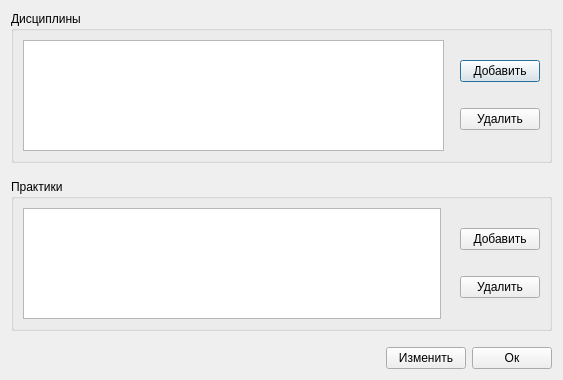
7enSmile/clientVKR, file ui/insertadditionaleducationalprogram.ui: the form before one commit.
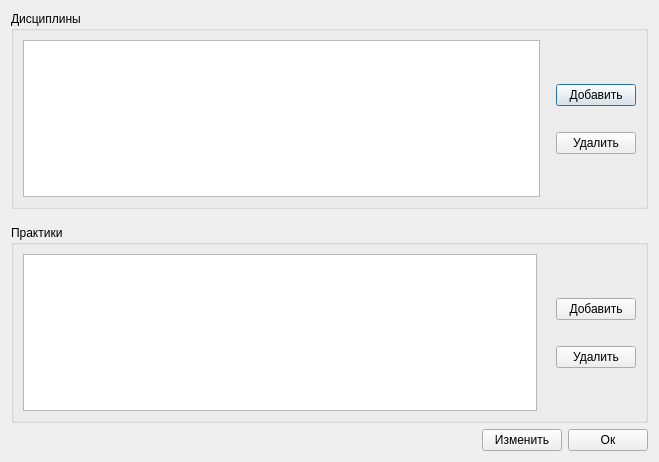
The form after the commit.

What changed in the file:
```diff
--- a/ui/insertadditionaleducationalprogram.ui
+++ b/ui/insertadditionaleducationalprogram.ui
@@ -6,8 +6,8 @@
    <rect>
     <x>0</x>
     <y>0</y>
-    <width>563</width>
-    <height>380</height>
+    <width>659</width>
+    <height>462</height>
    </rect>
   </property>
   <property name="windowTitle">
@@ -27,7 +27,7 @@
           <item>
            <widget class="QTableView" name="tableViewDiscipline">
             <attribute name="horizontalHeaderVisible">
-             <bool>true</bool>
+             <bool>false</bool>
             </attribute>
             <attribute name="horizontalHeaderCascadingSectionResizes">
              <bool>true</bool>
@@ -155,7 +155,7 @@
           <item>
            <widget class="QTableView" name="tableViewPractice">
             <attribute name="horizontalHeaderVisible">
-             <bool>true</bool>
+             <bool>false</bool>
             </attribute>
             <attribute name="horizontalHeaderCascadingSectionResizes">
              <bool>true</bool>
@@ -170,7 +170,7 @@
              <bool>true</bool>
             </attribute>
             <attribute name="verticalHeaderVisible">
-             <bool>true</bool>
+             <bool>false</bool>
             </attribute>
             <attribute name="verticalHeaderStretchLastSection">
              <bool>false</bool>
@@ -260,22 +260,6 @@
      </layout>
     </widget>
    </item>
-   <item>
-    <spacer name="verticalSpacer_2">
-     <property name="orientation">
-      <enum>Qt::Vertical</enum>
-     </property>
-     <property name="sizeType">
-      <enum>QSizePolicy::Fixed</enum>
-     </property>
-     <property name="sizeHint" stdset="0">
-      <size>
-       <width>20</width>
-       <height>10</height>
-      </size>
-     </property>
-    </spacer>
-   </item>
    <item>
     <layout class="QHBoxLayout" name="horizontalLayout_4">
      <item>
```
